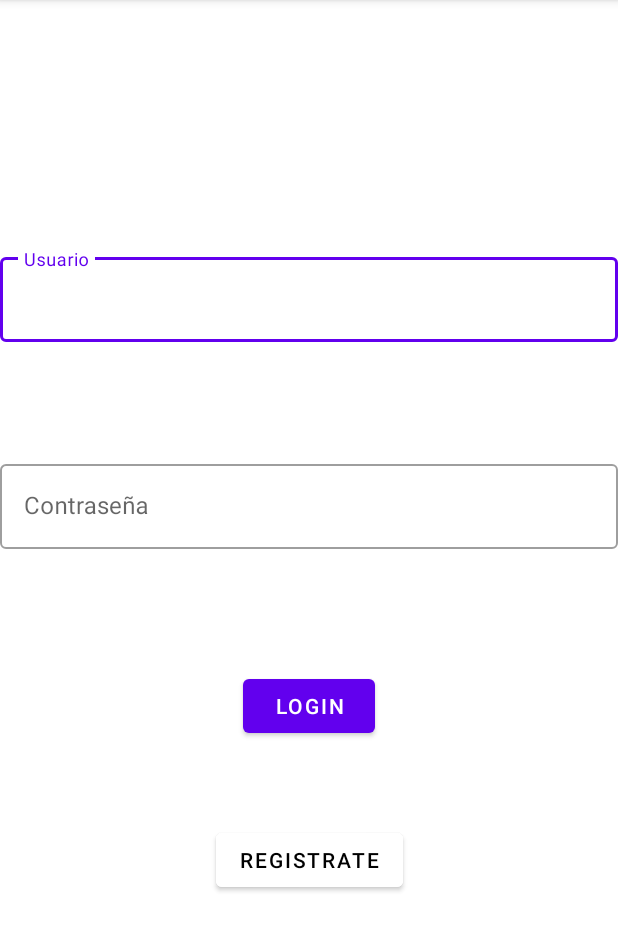
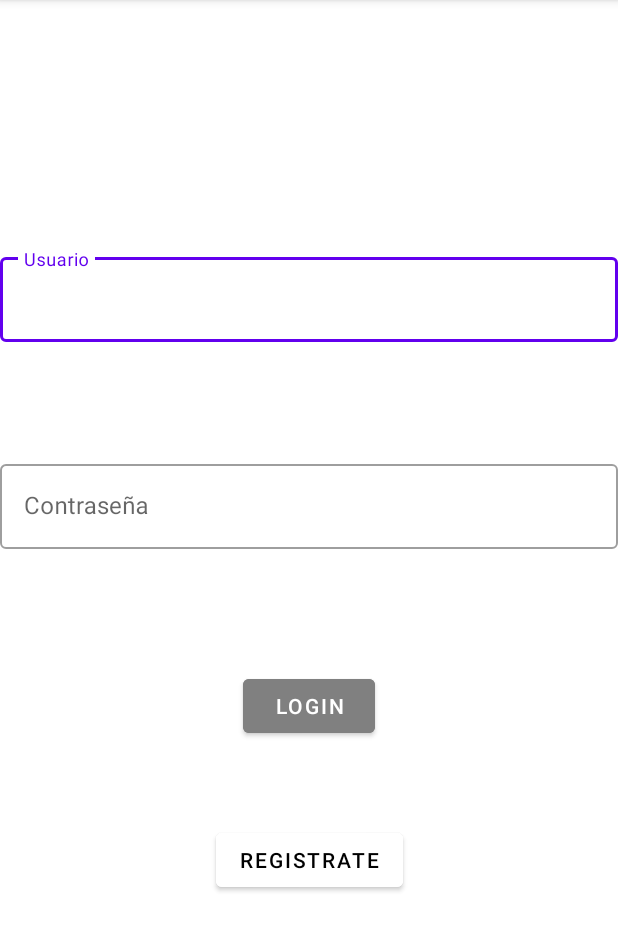
Before and after one commit to AaronQ404/ProyectoClase, an Android app: the screen it shows after launch (MainActivity), on a phone screen of 412 x 824 dp, the part 84-1035 px from its top. Run offline under Robolectric (Android 15) with nearby library versions, the phone set to English and light mode, and no system bars; our stand-ins replace Firebase (no records; nobody signed in at launch, a user with empty details on screens opened directly).

Commit message:
Arreglado el bug que no mostraba los contactos

```diff
--- a/app/src/main/java/com/aqa/proyectoclase/modelo/User.kt
+++ b/app/src/main/java/com/aqa/proyectoclase/modelo/User.kt
@@ -1,6 +1,5 @@
 package com.aqa.proyectoclase.modelo
 
-data class User (val uid: String, val username:String, val email:String, val profilePic:String) {
-
-
+data class User (var uid: String, var username:String, var email:String, var profilePic:String) {
+    constructor() : this("","","","")
 }
--- a/app/src/main/res/layout/card_contacto.xml
+++ b/app/src/main/res/layout/card_contacto.xml
@@ -5,8 +5,7 @@
     android:id="@+id/crdContacto"
     android:layout_width="match_parent"
     android:layout_height="wrap_content"
-    android:background="#EAA4A4"
-    app:cardBackgroundColor="#E3A5A5"
+    app:cardBackgroundColor="@color/grey"
     app:cardCornerRadius="5dp"
     app:cardUseCompatPadding="true">
 
--- a/app/src/main/res/layout/fragment_login.xml
+++ b/app/src/main/res/layout/fragment_login.xml
@@ -74,6 +74,7 @@
             android:id="@+id/btnLogin"
             android:layout_width="wrap_content"
             android:layout_height="wrap_content"
+            android:backgroundTint="@color/light_grey"
             android:text="@string/login"
             app:layout_constraintBottom_toBottomOf="parent"
             app:layout_constraintEnd_toEndOf="parent"
--- a/app/src/main/res/values-night/themes.xml
+++ b/app/src/main/res/values-night/themes.xml
@@ -1,6 +1,6 @@
 <resources xmlns:tools="http://schemas.android.com/tools">
     <!-- Base application theme. -->
-    <style name="Theme.ProyectoClase" parent="Theme.MaterialComponents.DayNight.DarkActionBar">
+    <style name="Theme.ProyectoClase" parent="Theme.MaterialComponents.DayNight">
         <!-- Primary brand color. -->
         <item name="colorPrimary">@color/purple_200</item>
         <item name="colorPrimaryVariant">@color/purple_700</item>
@@ -12,5 +12,7 @@
         <!-- Status bar color. -->
         <item name="android:statusBarColor" tools:targetApi="l">?attr/colorPrimaryVariant</item>
         <!-- Customize your theme here. -->
+        <item name="buttonStyle">@color/light_grey</item>
+        <item name="cardViewStyle">@color/grey</item>
     </style>
 </resources>
--- a/app/src/main/res/values/colors.xml
+++ b/app/src/main/res/values/colors.xml
@@ -7,4 +7,6 @@
     <color name="teal_700">#FF018786</color>
     <color name="black">#FF000000</color>
     <color name="white">#FFFFFFFF</color>
+    <color name="light_grey">#808080</color>
+    <color name="grey">#474747</color>
 </resources>
```
Also changed, not shown: app/src/main/java/com/aqa/proyectoclase/vista/fragments/ContactFragment.kt (+3 -6 lines), app/src/main/res/layout/fragment_contact.xml (+0 -19 lines).
